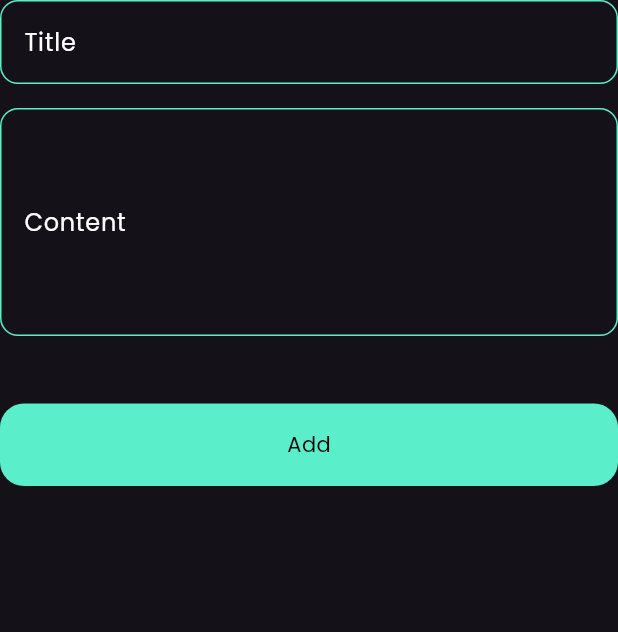
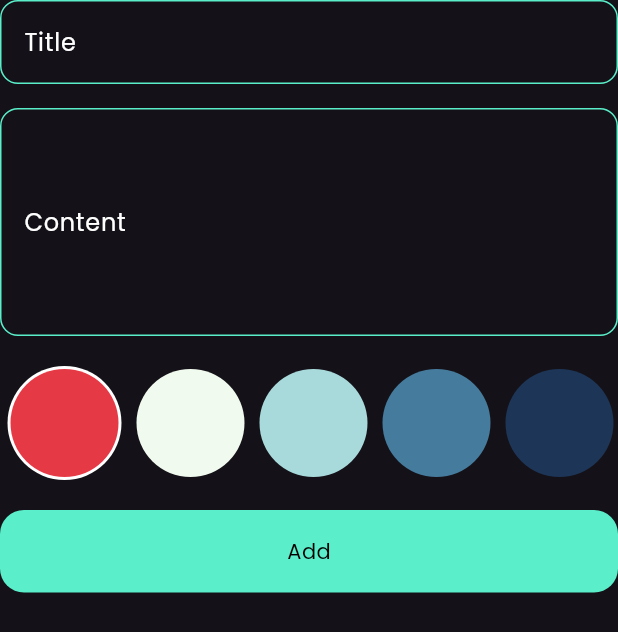
Before and after one commit to itzHTH/Notes_app, a Flutter app: the AddNoteForm widget shown alone on an empty page, opened directly, on a phone screen of 412 x 824 dp. Shown: the top 632 px of the screen. Run offline on Flutter 3.47's test engine with Material 3 defaults, Android fonts, the phone set to English and light mode, and no system bars; our stand-ins replace flutter_bloc, hive, hive_flutter; accounts and stored records are empty.

Commit message:
Add Color List to addNote

```diff
--- a/lib/constans.dart
+++ b/lib/constans.dart
@@ -2,3 +2,11 @@ import 'package:flutter/material.dart';
 
 const kPrimaryColor = Color(0xff5aefca);
 const kNoteBox = "NotesBox";
+
+List<Color> kColors = const [
+  Color(0xffE63946),
+  Color(0xffF1FAEE),
+  Color(0xffA8DADC),
+  Color(0xff457B9D),
+  Color(0xff1D3557),
+];
--- a/lib/cubits/add_note_cubit/add_note_cubit.dart
+++ b/lib/cubits/add_note_cubit/add_note_cubit.dart
@@ -1,3 +1,4 @@
+import 'package:flutter/material.dart';
 import 'package:flutter_bloc/flutter_bloc.dart';
 import 'package:hive_flutter/hive_flutter.dart';
 import 'package:notes_app/constans.dart';
@@ -7,9 +8,10 @@ part 'add_note_state.dart';
 
 class AddNoteCubit extends Cubit<AddNoteState> {
   AddNoteCubit() : super(AddNoteInitial());
-
+  Color color = kColors[0];
   addNote(NoteModel note) async {
     emit(AddNoteLoading());
+    note.color = color.value;
     try {
       var notesBox = Hive.box<NoteModel>(kNoteBox);
       await notesBox.add(note);
--- a/lib/widgets/add_note_form.dart
+++ b/lib/widgets/add_note_form.dart
@@ -1,6 +1,7 @@
 import 'package:flutter/material.dart';
 import 'package:flutter_bloc/flutter_bloc.dart';
 import 'package:intl/intl.dart';
+import 'package:notes_app/constans.dart';
 import 'package:notes_app/cubits/add_note_cubit/add_note_cubit.dart';
 import 'package:notes_app/models/note_model.dart';
 import 'package:notes_app/widgets/custom_button.dart';
@@ -42,7 +43,13 @@ class _AddNoteFormState extends State<AddNoteForm> {
             maxLine: 5,
           ),
           const SizedBox(
-            height: 45,
+            height: 20,
+          ),
+          const ListColorItemView(
+            color: Colors.black,
+          ),
+          const SizedBox(
+            height: 20,
           ),
           BlocBuilder<AddNoteCubit, AddNoteState>(
             builder: (context, state) {
@@ -73,3 +80,59 @@ class _AddNoteFormState extends State<AddNoteForm> {
     );
   }
 }
+
+class ColorItem extends StatelessWidget {
+  const ColorItem({super.key, required this.color, required this.isActive});
+  final Color color;
+  final bool isActive;
+  @override
+  Widget build(BuildContext context) {
+    return isActive
+        ? CircleAvatar(
+            backgroundColor: Colors.white,
+            radius: 38,
+            child: CircleAvatar(
+              backgroundColor: color,
+              radius: 36,
+            ),
+          )
+        : CircleAvatar(
+            backgroundColor: color,
+            radius: 36,
+          );
+  }
+}
+
+class ListColorItemView extends StatefulWidget {
+  const ListColorItemView({super.key, required this.color});
+  final Color color;
+
+  @override
+  State<ListColorItemView> createState() => _ListColorItemViewState();
+}
+
+class _ListColorItemViewState extends State<ListColorItemView> {
+  int currentIndex = 0;
+  @override
+  Widget build(BuildContext context) {
+    return SizedBox(
+      height: 38 * 2,
+      child: ListView.builder(
+          scrollDirection: Axis.horizontal,
+          itemCount: kColors.length,
+          itemBuilder: (context, index) => Padding(
+                padding: const EdgeInsets.symmetric(horizontal: 5.0),
+                child: GestureDetector(
+                  onTap: () {
+                    currentIndex = index;
+                    BlocProvider.of<AddNoteCubit>(context).color =
+                        kColors[currentIndex];
+                    setState(() {});
+                  },
+                  child: ColorItem(
+                      isActive: currentIndex == index, color: kColors[index]),
+                ),
+              )),
+    );
+  }
+}
```
